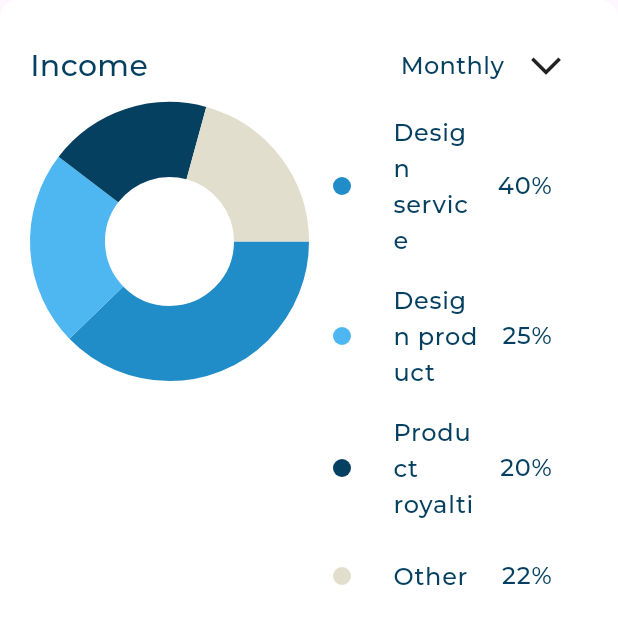
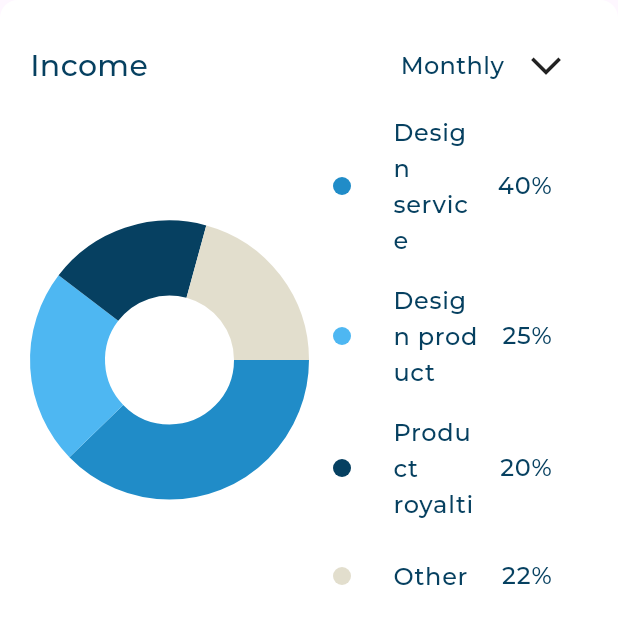
Before and after one commit to raghadhawat/responsive_dash_board, a Flutter app: the IncomeSection widget shown alone on an empty page, opened directly, on a phone screen of 412 x 824 dp. Shown: the top 624 px of the screen. Run offline on Flutter 3.47's test engine with Material 3 defaults, Android fonts, the phone set to English and light mode, and no system bars; drawn by our look-alikes of fl_chart; our stand-ins replace expandable_page_view, flutter_svg; project files that could hold a hidden picture were left out.

Commit message:
tablet layout part two

```diff
--- a/lib/widgets/all_expensess_and_quick_invoice_section.dart
+++ b/lib/widgets/all_expensess_and_quick_invoice_section.dart
@@ -9,7 +9,8 @@
 
   @override
   Widget build(BuildContext context) {
-    return const Column(
+    return const SingleChildScrollView(
+      child: Column(
         children: [
           SizedBox(
             height: 40,
@@ -20,6 +21,7 @@
           ),
           QuickInvoice()
         ],
+      ),
     );
   }
 }
--- a/lib/widgets/dashboard_tablet_layout.dart
+++ b/lib/widgets/dashboard_tablet_layout.dart
@@ -1,7 +1,7 @@
 import 'package:flutter/material.dart';
 import 'package:flutter/widgets.dart';
-import 'package:rsponsive_dashbaord/widgets/all_expensess_and_quick_invoice_section.dart';
 import 'package:rsponsive_dashbaord/widgets/custom_drawer.dart';
+import 'package:rsponsive_dashbaord/widgets/dashboard_mobile_layout.dart';
 
 class DashboardTabletLayout extends StatelessWidget {
   const DashboardTabletLayout({super.key});
@@ -16,7 +16,7 @@
         SizedBox(
           width: 32,
         ),
-        Expanded(flex: 3, child: AllExpensessAndQuickInvoiceSection()),
+        Expanded(flex: 3, child: DashboardMobileLayout()),
         SizedBox(
           width: 32,
         ),
--- a/lib/widgets/income_section.dart
+++ b/lib/widgets/income_section.dart
@@ -15,14 +15,12 @@
       child: Column(
         children: [
           IncomeSectionHeader(),
-          Expanded(
-            child: Row(
-              crossAxisAlignment: CrossAxisAlignment.start,
-              children: [
-                Expanded(child: IncomeChart()),
-                Expanded(child: IncomeDetails())
-              ],
-            ),
+          Row(
+            crossAxisAlignment: CrossAxisAlignment.center,
+            children: [
+              Expanded(child: IncomeChart()),
+              Expanded(child: IncomeDetails())
+            ],
           ),
         ],
       ),
```
Also changed, not shown: lib/widgets/dashboard_mobile_layout.dart (added, +29 -0 lines). Lines whose indentation alone changed are shown as unchanged.
